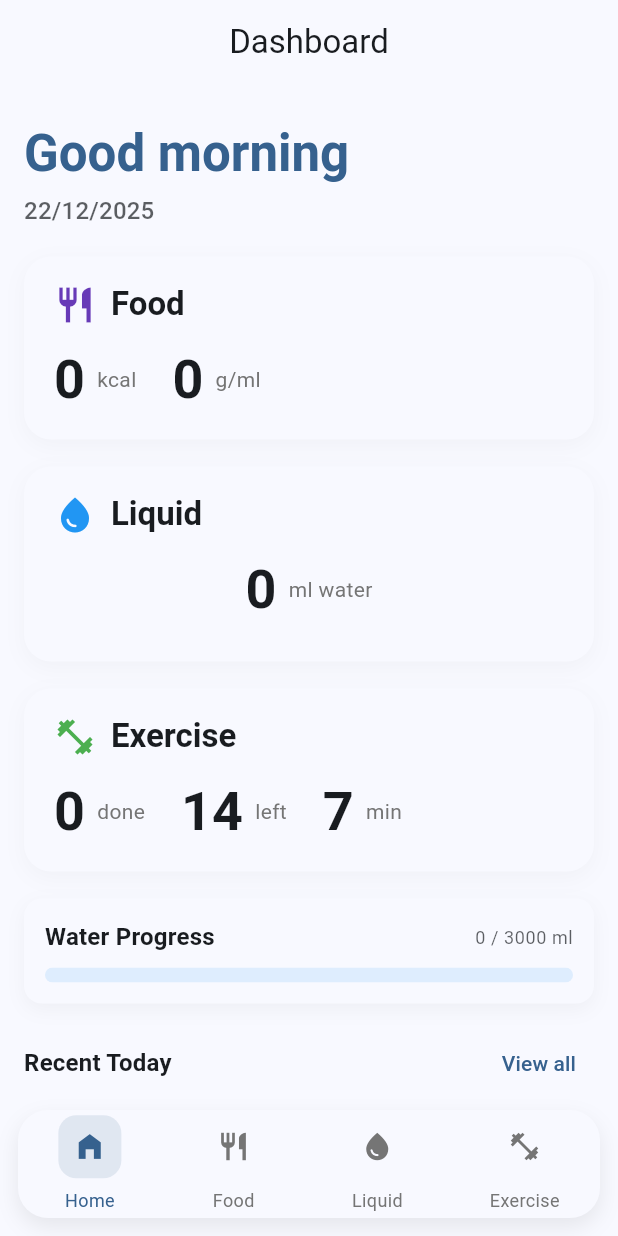
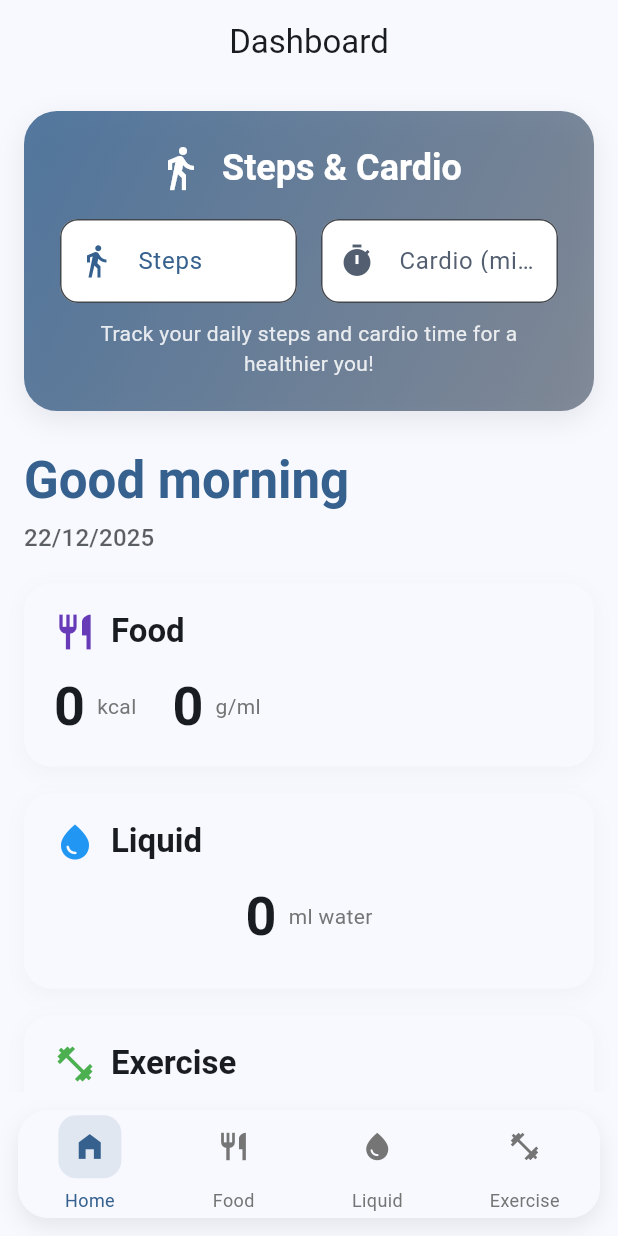
Before and after one commit to CODEMASTERSTACK/fitc, a Flutter app: the screen it shows after launch, on a phone screen of 412 x 824 dp. Run offline on Flutter 3.47's test engine with Material 3 defaults, Android fonts, the phone set to English and light mode, and no system bars; our stand-ins replace chewie, shared_preferences, video_player; network calls fail.

Commit message:
Updating the excersive plans

```diff
--- a/lib/screens/home_screen.dart
+++ b/lib/screens/home_screen.dart
@@ -80,6 +80,91 @@ class _HomeScreenState extends State<HomeScreen> {
       child: Column(
         crossAxisAlignment: CrossAxisAlignment.start,
         children: [
+                    // Steps & Cardio Section
+                    Container(
+                      margin: const EdgeInsets.only(bottom: 18),
+                      decoration: BoxDecoration(
+                        gradient: LinearGradient(
+                          colors: [
+                            Theme.of(context).colorScheme.primary.withOpacity(0.85),
+                            Theme.of(context).colorScheme.secondary.withOpacity(0.7),
+                          ],
+                          begin: Alignment.topLeft,
+                          end: Alignment.bottomRight,
+                        ),
+                        borderRadius: BorderRadius.circular(22),
+                        boxShadow: [
+                          BoxShadow(
+                            color: Colors.black.withOpacity(0.08),
+                            blurRadius: 16,
+                            offset: const Offset(0, 6),
+                          ),
+                        ],
+                      ),
+                      child: Padding(
+                        padding: const EdgeInsets.symmetric(horizontal: 24, vertical: 22),
+                        child: Column(
+                          crossAxisAlignment: CrossAxisAlignment.center,
+                          children: [
+                            Row(
+                              mainAxisAlignment: MainAxisAlignment.center,
+                              children: [
+                                Icon(Icons.directions_walk, color: Colors.white, size: 32),
+                                const SizedBox(width: 12),
+                                Text(
+                                  'Steps & Cardio',
+                                  style: Theme.of(context).textTheme.titleLarge?.copyWith(
+                                    color: Colors.white,
+                                    fontWeight: FontWeight.bold,
+                                    fontSize: 24,
+                                  ),
+                                ),
+                              ],
+                            ),
+                            const SizedBox(height: 18),
+                            Row(
+                              children: [
+                                Expanded(
+                                  child: TextFormField(
+                                    decoration: InputDecoration(
+                                      filled: true,
+                                      fillColor: Colors.white,
+                                      prefixIcon: Icon(Icons.directions_walk, color: Theme.of(context).colorScheme.primary),
+                                      labelText: 'Steps',
+                                      labelStyle: TextStyle(color: Theme.of(context).colorScheme.primary),
+                                      border: OutlineInputBorder(borderRadius: BorderRadius.circular(12)),
+                                    ),
+                                    keyboardType: TextInputType.number,
+                                    style: TextStyle(fontWeight: FontWeight.bold),
+                                  ),
+                                ),
+                                const SizedBox(width: 16),
+                                Expanded(
+                                  child: TextFormField(
+                                    decoration: InputDecoration(
+                                      filled: true,
+                                      fillColor: Colors.white,
+                                      prefixIcon: Icon(Icons.timer, color: Theme.of(context).colorScheme.secondary),
+                                      labelText: 'Cardio (min)',
+                                      labelStyle: TextStyle(color: Theme.of(context).colorScheme.secondary),
+                                      border: OutlineInputBorder(borderRadius: BorderRadius.circular(12)),
+                                    ),
+                                    keyboardType: TextInputType.number,
+                                    style: TextStyle(fontWeight: FontWeight.bold),
+                                  ),
+                                ),
+                              ],
+                            ),
+                            const SizedBox(height: 10),
+                            Text(
+                              'Track your daily steps and cardio time for a healthier you!',
+                              style: TextStyle(color: Colors.white.withOpacity(0.85), fontSize: 14),
+                              textAlign: TextAlign.center,
+                            ),
+                          ],
+                        ),
+                      ),
+                    ),
           // Dynamic greeting and date (profile icon removed)
           Padding(
             padding: const EdgeInsets.only(top: 8, bottom: 18),
```
